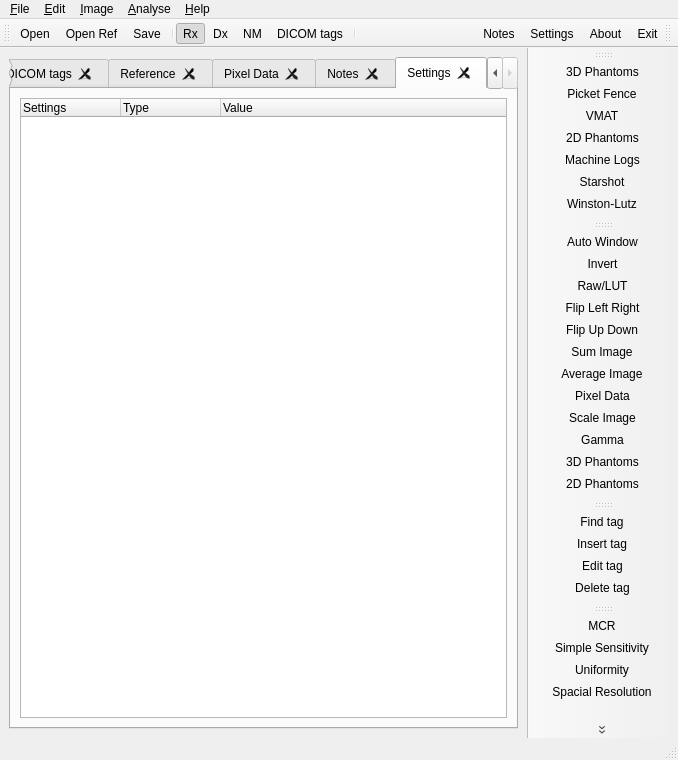
Above: LinaQAForm.ui from alanphys/LinaQA before the change. Below: the same form after it.
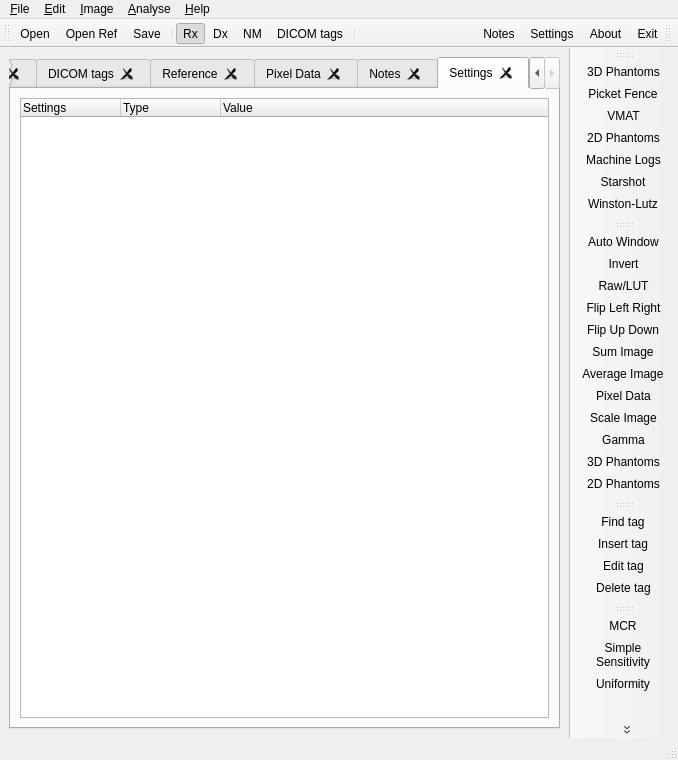
That is the form after the change. Icons and pictures are not drawn. Custom widgets are drawn as their Qt base class.

Commit message: Add icon text and fix tab close

```diff
--- a/LinaQAForm.ui
+++ b/LinaQAForm.ui
@@ -395,7 +395,7 @@
     </size>
    </property>
    <property name="toolButtonStyle">
-    <enum>Qt::ToolButtonIconOnly</enum>
+    <enum>Qt::ToolButtonTextUnderIcon</enum>
    </property>
    <attribute name="toolBarArea">
     <enum>RightToolBarArea</enum>
@@ -415,6 +415,9 @@
    <property name="windowTitle">
     <string>toolBar</string>
    </property>
+   <property name="toolButtonStyle">
+    <enum>Qt::ToolButtonTextUnderIcon</enum>
+   </property>
    <attribute name="toolBarArea">
     <enum>RightToolBarArea</enum>
    </attribute>
@@ -438,6 +441,9 @@
    <property name="windowTitle">
     <string>toolBar</string>
    </property>
+   <property name="toolButtonStyle">
+    <enum>Qt::ToolButtonTextUnderIcon</enum>
+   </property>
    <attribute name="toolBarArea">
     <enum>RightToolBarArea</enum>
    </attribute>
@@ -453,6 +459,9 @@
    <property name="windowTitle">
     <string>toolBar</string>
    </property>
+   <property name="toolButtonStyle">
+    <enum>Qt::ToolButtonTextUnderIcon</enum>
+   </property>
    <attribute name="toolBarArea">
     <enum>RightToolBarArea</enum>
    </attribute>
@@ -549,6 +558,9 @@
    <property name="text">
     <string>VMAT</string>
    </property>
+   <property name="iconText">
+    <string>       VMAT       </string>
+   </property>
    <property name="toolTip">
     <string>Analyse VMAT parameters. Long or right click to select test.</string>
    </property>
@@ -597,6 +609,9 @@
    <property name="text">
     <string>Picket Fence</string>
    </property>
+   <property name="iconText">
+    <string> Picket Fence </string>
+   </property>
    <property name="toolTip">
     <string>Analyse picket fence image. Long or right click to select MLC.</string>
    </property>
@@ -924,6 +939,9 @@
    <property name="text">
     <string>Scale Image</string>
    </property>
+   <property name="iconText">
+    <string>   Scale Image   </string>
+   </property>
    <property name="toolTip">
     <string>Scale image maximum. Lon or right click to set scale factor.</string>
    </property>
@@ -987,6 +1005,10 @@
    <property name="text">
     <string>Tomographic Uniformity</string>
    </property>
+   <property name="iconText">
+    <string>Tomographic
+Uniformity</string>
+   </property>
    <property name="toolTip">
     <string>Calculate tomographic uniformity. Long or right click to select frames.</string>
    </property>
@@ -999,6 +1021,10 @@
    <property name="text">
     <string>Tomographic Resolution</string>
    </property>
+   <property name="iconText">
+    <string>Tomographic
+Resolution</string>
+   </property>
    <property name="toolTip">
     <string>Calculate tomographic resolution</string>
    </property>
@@ -1023,6 +1049,10 @@
    <property name="text">
     <string>Simple Sensitivity</string>
    </property>
+   <property name="iconText">
+    <string>Simple
+   Sensitivity   </string>
+   </property>
    <property name="toolTip">
     <string>Calculate simple sensitivity. Long or right click to set activity.</string>
    </property>
@@ -1033,7 +1063,11 @@
      <normaloff>:/Icons/Icons/SpatialRes.png</normaloff>:/Icons/Icons/SpatialRes.png</iconset>
    </property>
    <property name="text">
-    <string>Spacial Resolution</string>
+    <string>Spatial Resolution</string>
+   </property>
+   <property name="iconText">
+    <string>Spatial
+   Resolution   </string>
    </property>
    <property name="toolTip">
     <string>Calculate spatial resolution</string>
@@ -1047,6 +1081,10 @@
    <property name="text">
     <string>Tomographic Contrast</string>
    </property>
+   <property name="iconText">
+    <string>Tomographic
+Contrast</string>
+   </property>
    <property name="toolTip">
     <string>Calculate tomographic contrast</string>
    </property>
@@ -1106,6 +1144,9 @@
    <property name="text">
     <string>SUV Uptake</string>
    </property>
+   <property name="iconText">
+    <string>  SUV Uptake  </string>
+   </property>
    <property name="toolTip">
     <string>Calculate SUV uptake. Long or right click to set parameters</string>
    </property>
```
The commit also changes 6 other files.
